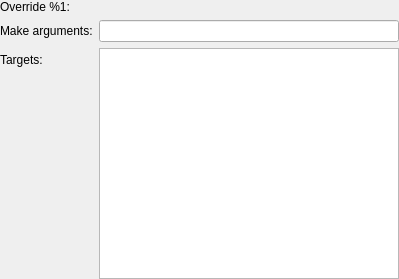
Above: src/plugins/projectexplorer/makestep.ui from qt-creator/qt-creator before the change. Below: the same form after it.
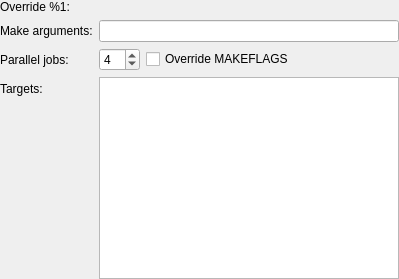
That is the form after the change. Custom widgets are drawn as their Qt base class.

Commit message:
Add option for parallel jobs to make step and use it by default
By default the make step uses idealThreadCount jobs, except if it finds
a "-j" option in the MAKEFLAGS variable. The user can opt-in to override
MAKEFLAGS anyhow, and can also choose a different number of build jobs
(including 1).

This option is available for unix-style make. It is not available on
Windows with MSVC tool chain, which would use either nmake (does not
support parallel jobs) or jom (does parallel building by default).

Task-number: QTCREATORBUG-18414

```diff
--- a/src/plugins/projectexplorer/makestep.ui
+++ b/src/plugins/projectexplorer/makestep.ui
@@ -53,6 +53,13 @@
     <widget class="QLineEdit" name="makeArgumentsLineEdit"/>
    </item>
    <item row="2" column="0">
+    <widget class="QLabel" name="jobsLabel">
+     <property name="text">
+      <string>Parallel jobs:</string>
+     </property>
+    </widget>
+   </item>
+   <item row="3" column="0">
     <widget class="QLabel" name="targetsLabel">
      <property name="text">
       <string>Targets:</string>
@@ -62,9 +69,37 @@
      </property>
     </widget>
    </item>
-   <item row="2" column="1">
+   <item row="3" column="1">
     <widget class="QListWidget" name="targetsList"/>
    </item>
+   <item row="2" column="1">
+    <layout class="QHBoxLayout" name="jobLayout">
+     <item>
+      <widget class="QSpinBox" name="userJobCount">
+       <property name="minimum">
+        <number>1</number>
+       </property>
+       <property name="value">
+        <number>4</number>
+       </property>
+      </widget>
+     </item>
+     <item>
+      <widget class="QCheckBox" name="overrideMakeflags">
+       <property name="text">
+        <string>Override MAKEFLAGS</string>
+       </property>
+      </widget>
+     </item>
+     <item>
+      <widget class="QLabel" name="nonOverrideWarning">
+       <property name="text">
+        <string/>
+       </property>
+      </widget>
+     </item>
+    </layout>
+   </item>
   </layout>
  </widget>
  <customwidgets>
```
The commit also changes 2 other files.
